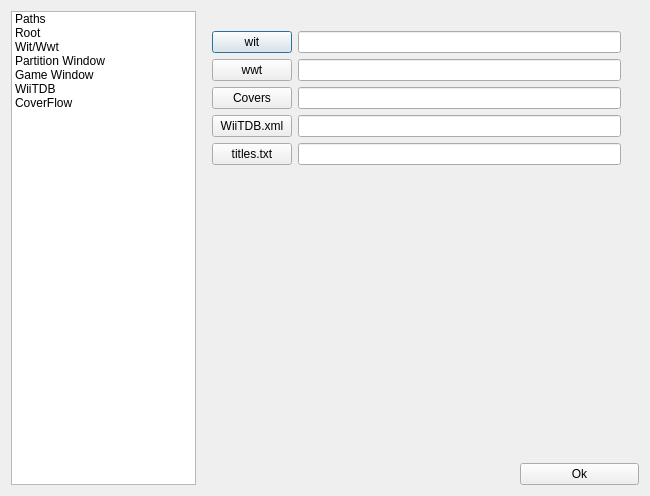
Before: the Qt Designer form settingsdialog.ui in giantpune/qtwitgui, drawn with Qt 5.
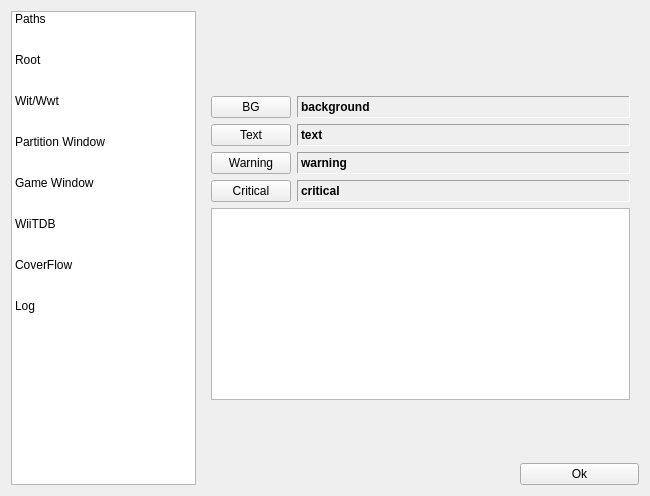
After: the same form once the commit is applied. The open tabs and pages were chosen to show the change. Icons and pictures are not drawn.

```diff
--- a/settingsdialog.ui
+++ b/settingsdialog.ui
@@ -50,7 +50,7 @@
      <property name="iconSize">
       <size>
        <width>59</width>
-       <height>37</height>
+       <height>41</height>
       </size>
      </property>
      <property name="layoutMode">
@@ -59,6 +59,12 @@
      <property name="spacing">
       <number>5</number>
      </property>
+     <property name="gridSize">
+      <size>
+       <width>0</width>
+       <height>41</height>
+      </size>
+     </property>
      <property name="viewMode">
       <enum>QListView::ListMode</enum>
      </property>
@@ -127,6 +133,15 @@
         <normaloff>:/images/coverFlowIcon.png</normaloff>:/images/coverFlowIcon.png</iconset>
       </property>
      </item>
+     <item>
+      <property name="text">
+       <string>Log</string>
+      </property>
+      <property name="icon">
+       <iconset resource="resources.qrc">
+        <normaloff>:/images/settings/root.png</normaloff>:/images/settings/root.png</iconset>
+      </property>
+     </item>
     </widget>
    </item>
    <item row="0" column="1" rowspan="2" colspan="2">
@@ -551,6 +566,151 @@
        </property>
       </widget>
      </widget>
+     <widget class="QWidget" name="page_8">
+      <layout class="QVBoxLayout" name="verticalLayout_3">
+       <item>
+        <spacer name="verticalSpacer">
+         <property name="orientation">
+          <enum>Qt::Vertical</enum>
+         </property>
+         <property name="sizeHint" stdset="0">
+          <size>
+           <width>20</width>
+           <height>58</height>
+          </size>
+         </property>
+        </spacer>
+       </item>
+       <item>
+        <layout class="QFormLayout" name="formLayout_4">
+         <item row="0" column="0">
+          <widget class="QPushButton" name="pushButton_logBg">
+           <property name="text">
+            <string>BG</string>
+           </property>
+          </widget>
+         </item>
+         <item row="0" column="1">
+          <widget class="QLabel" name="label_logBG">
+           <property name="font">
+            <font>
+             <weight>75</weight>
+             <bold>true</bold>
+            </font>
+           </property>
+           <property name="frameShape">
+            <enum>QFrame::Panel</enum>
+           </property>
+           <property name="frameShadow">
+            <enum>QFrame::Sunken</enum>
+           </property>
+           <property name="text">
+            <string>background</string>
+           </property>
+          </widget>
+         </item>
+         <item row="1" column="0">
+          <widget class="QPushButton" name="pushButton_logTxt">
+           <property name="text">
+            <string>Text</string>
+           </property>
+          </widget>
+         </item>
+         <item row="1" column="1">
+          <widget class="QLabel" name="label_logTxt">
+           <property name="font">
+            <font>
+             <weight>75</weight>
+             <bold>true</bold>
+            </font>
+           </property>
+           <property name="frameShape">
+            <enum>QFrame::Panel</enum>
+           </property>
+           <property name="frameShadow">
+            <enum>QFrame::Sunken</enum>
+           </property>
+           <property name="text">
+            <string>text</string>
+           </property>
+          </widget>
+         </item>
+         <item row="2" column="0">
+          <widget class="QPushButton" name="pushButton_logWrn">
+           <property name="text">
+            <string>Warning</string>
+           </property>
+          </widget>
+         </item>
+         <item row="2" column="1">
+          <widget class="QLabel" name="label_logWrn">
+           <property name="font">
+            <font>
+             <weight>75</weight>
+             <bold>true</bold>
+            </font>
+           </property>
+           <property name="frameShape">
+            <enum>QFrame::Panel</enum>
+           </property>
+           <property name="frameShadow">
+            <enum>QFrame::Sunken</enum>
+           </property>
+           <property name="text">
+            <string>warning</string>
+           </property>
+          </widget>
+         </item>
+         <item row="3" column="0">
+          <widget class="QPushButton" name="pushButton_logCrt">
+           <property name="text">
+            <string>Critical</string>
+           </property>
+          </widget>
+         </item>
+         <item row="3" column="1">
+          <widget class="QLabel" name="label_logCrt">
+           <property name="font">
+            <font>
+             <weight>75</weight>
+             <bold>true</bold>
+            </font>
+           </property>
+           <property name="frameShape">
+            <enum>QFrame::Panel</enum>
+           </property>
+           <property name="frameShadow">
+            <enum>QFrame::Sunken</enum>
+           </property>
+           <property name="text">
+            <string>critical</string>
+           </property>
+          </widget>
+         </item>
+        </layout>
+       </item>
+       <item>
+        <widget class="QTextEdit" name="textEdit">
+         <property name="readOnly">
+          <bool>true</bool>
+         </property>
+        </widget>
+       </item>
+       <item>
+        <spacer name="verticalSpacer_2">
+         <property name="orientation">
+          <enum>Qt::Vertical</enum>
+         </property>
+         <property name="sizeHint" stdset="0">
+          <size>
+           <width>20</width>
+           <height>58</height>
+          </size>
+         </property>
+        </spacer>
+       </item>
+      </layout>
+     </widget>
     </widget>
    </item>
    <item row="1" column="2">
```
Left out of the diff: 4 changed lines with no effect on the pictures.
